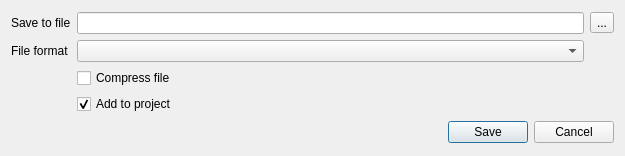
Qt form src/corelibs/U2Gui/src/util/ui/ExportDocumentDialog.ui (violethaze74/ugene) before a commit.
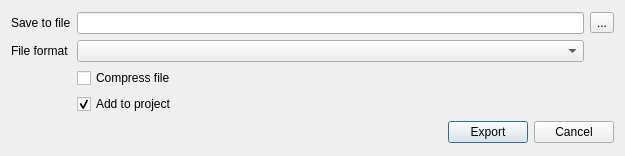
The same form after that commit.

Commit message: Minor changes of the "Export Documents" dialog.

Patch:
```diff
--- a/src/corelibs/U2Gui/src/util/ui/ExportDocumentDialog.ui
+++ b/src/corelibs/U2Gui/src/util/ui/ExportDocumentDialog.ui
@@ -86,7 +86,7 @@
      <item>
       <widget class="QPushButton" name="createButton">
        <property name="text">
-        <string>Save</string>
+        <string>Export</string>
        </property>
       </widget>
      </item>
```
Left out of the diff: 2 changed lines with no effect on the pictures. The commit also changes 1 other file.
